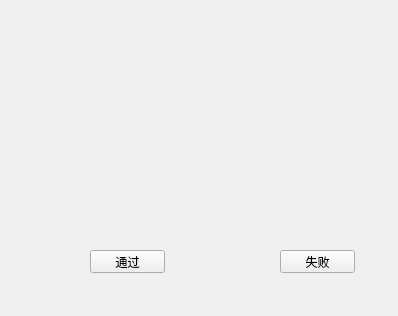
Above: IPCTestDemo/prompt.ui from MMQQING/IPCTestDemo before the change. Below: the same form after it.
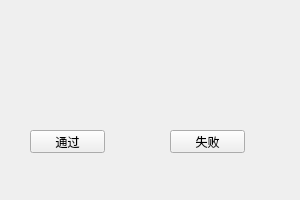
That is the form after the change.

Diff of the .ui file:
```diff
--- a/IPCTestDemo/prompt.ui
+++ b/IPCTestDemo/prompt.ui
@@ -6,8 +6,8 @@
    <rect>
     <x>0</x>
     <y>0</y>
-    <width>398</width>
-    <height>316</height>
+    <width>300</width>
+    <height>200</height>
    </rect>
   </property>
   <property name="windowTitle">
@@ -16,8 +16,8 @@
   <widget class="QPushButton" name="PassButton">
    <property name="geometry">
     <rect>
-     <x>90</x>
-     <y>250</y>
+     <x>30</x>
+     <y>130</y>
      <width>75</width>
      <height>23</height>
     </rect>
@@ -29,8 +29,8 @@
   <widget class="QPushButton" name="FalseButton">
    <property name="geometry">
     <rect>
-     <x>280</x>
-     <y>250</y>
+     <x>170</x>
+     <y>130</y>
      <width>75</width>
      <height>23</height>
     </rect>
@@ -42,8 +42,8 @@
   <widget class="QLabel" name="label">
    <property name="geometry">
     <rect>
-     <x>180</x>
-     <y>110</y>
+     <x>90</x>
+     <y>50</y>
      <width>101</width>
      <height>31</height>
     </rect>
```
